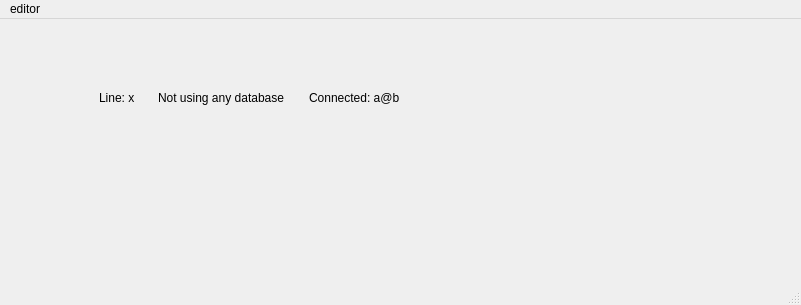
Above: database_dossier/ui/extra.ui from nshiell/database-dossier before the change. Below: the same form after it.
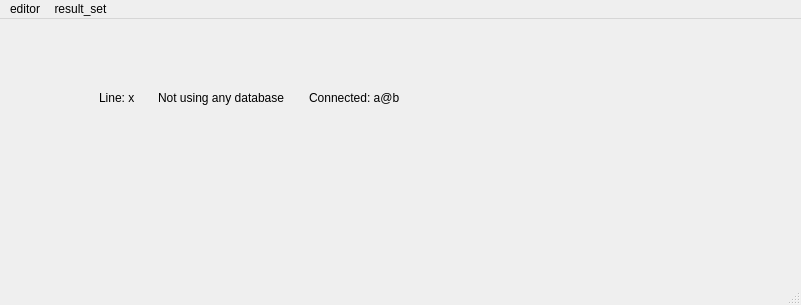
That is the form after the change. Icons and pictures are not drawn.

What changed in the file:
```diff
--- a/database_dossier/ui/extra.ui
+++ b/database_dossier/ui/extra.ui
@@ -116,7 +116,14 @@
     <addaction name="action_text_size_decrease_extra"/>
     <addaction name="action_select_query_extra"/>
    </widget>
+   <widget class="QMenu" name="action_result_set">
+    <property name="title">
+     <string>result_set</string>
+    </property>
+    <addaction name="action_copy_cell_result_set"/>
+   </widget>
    <addaction name="editor"/>
+   <addaction name="action_result_set"/>
   </widget>
   <widget class="QStatusBar" name="statusbar"/>
   <action name="actionUndo">
```
Left out of the diff: 18 changed lines with no effect on the pictures.
